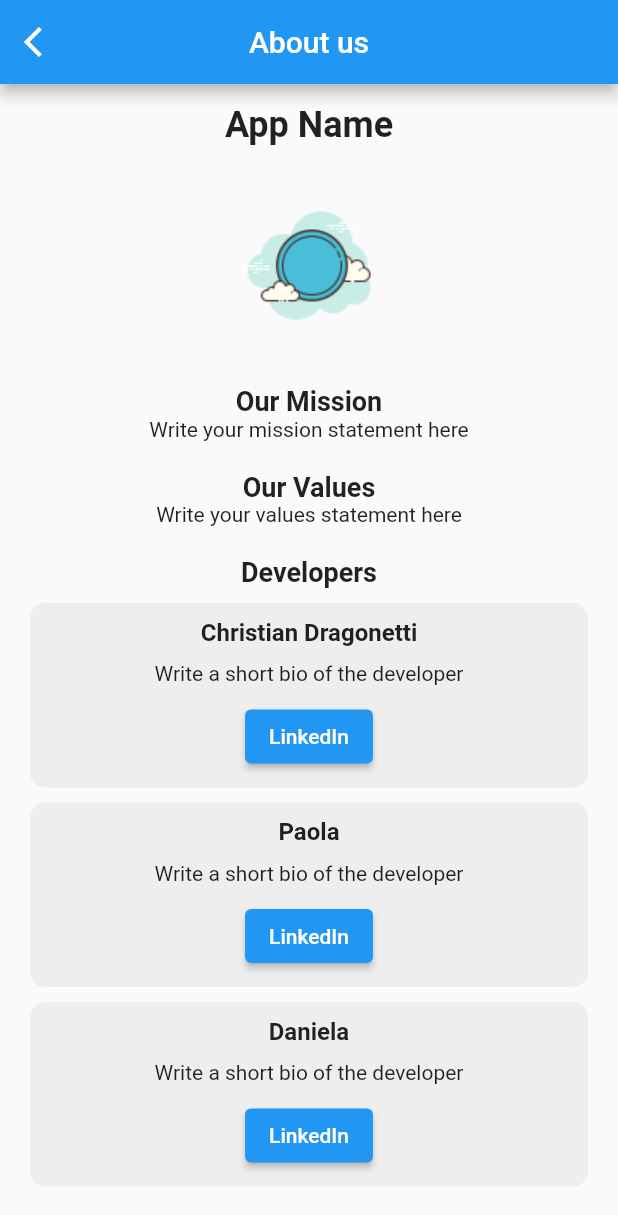
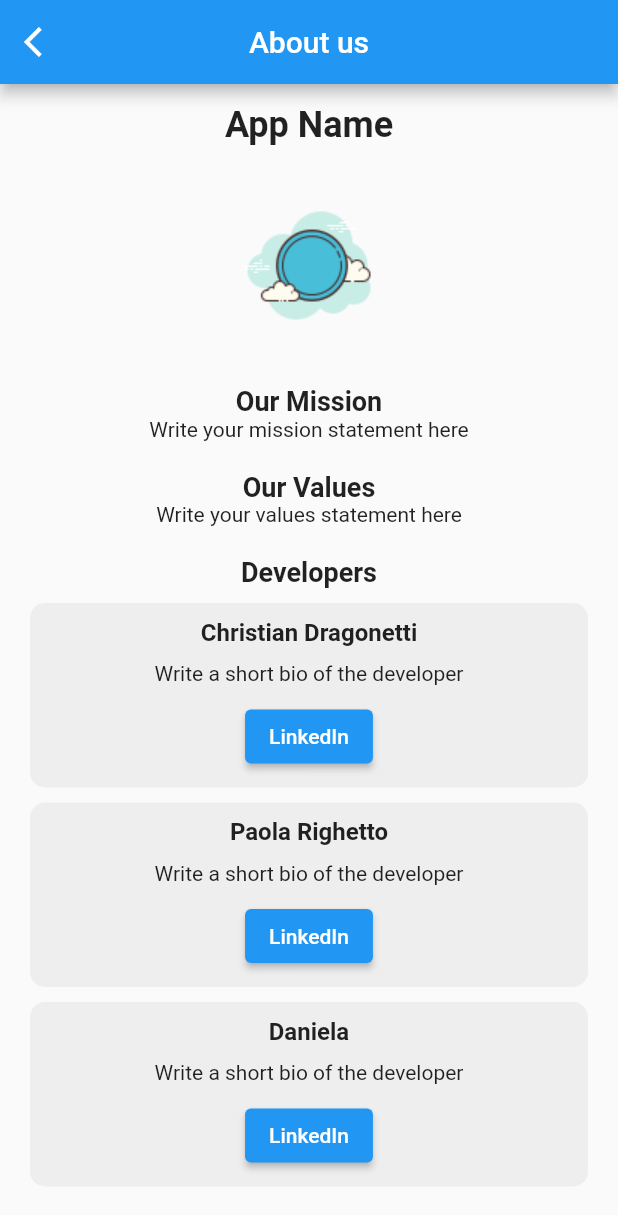
Before and after one commit to DanielaMulas/my_app, a Flutter app: the AboutPage screen opened directly, on a phone screen of 412 x 824 dp. Shown: the top 1215 px of the screen. Run offline on Flutter 3.47's test engine with Material 2 defaults, Android fonts, the phone set to English and light mode, and no system bars; our stand-ins replace country_picker, flutter_login, material_design_icons_flutter.

Commit message:
commit Christian

```diff
--- a/lib/screens/aboutpage.dart
+++ b/lib/screens/aboutpage.dart
@@ -56,7 +56,7 @@ class AboutPage extends StatelessWidget {
 
                   // Developer 2
                   DeveloperCard(
-                    name: 'Paola',
+                    name: 'Paola Righetto',
                     bio: 'Write a short bio of the developer',
                     linkedinUrl: Uri.parse('https://www.linkedin.com/developer2'),
                   ),
```
